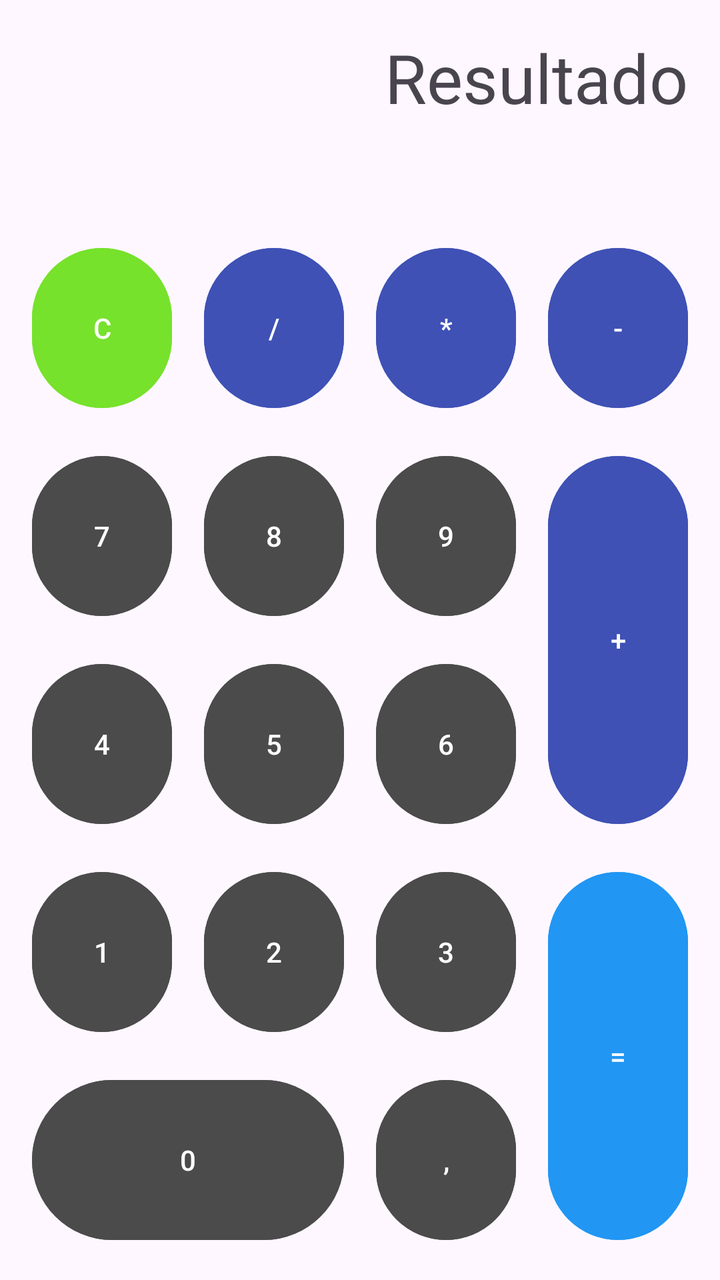
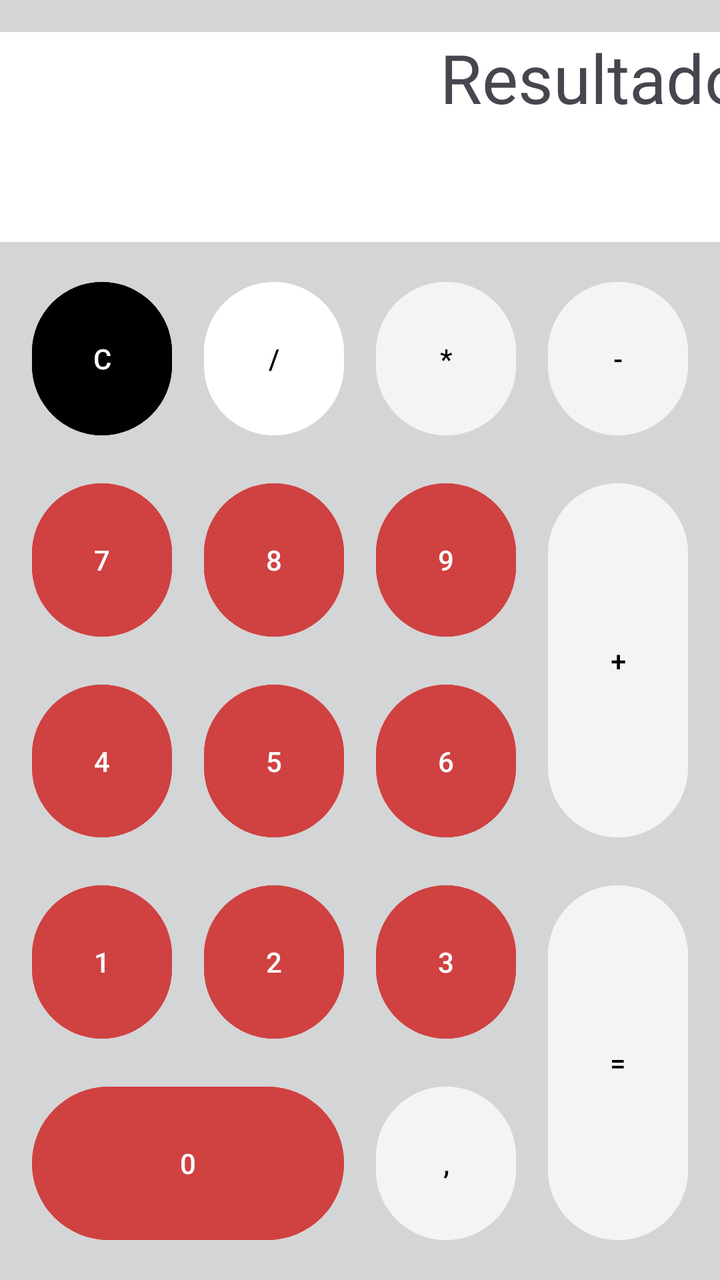

An Android layout rendered at two revisions. The XML below is the earlier revision; the diff shows what the commit changed to produce the second picture.
<!-- AndroidManifest.xml: application theme Theme.ListaConsolas -->
<!-- res/layout/activity_calculadora.xml -->
<?xml version="1.0" encoding="utf-8"?>
<androidx.constraintlayout.widget.ConstraintLayout xmlns:android="http://schemas.android.com/apk/res/android"
    xmlns:app="http://schemas.android.com/apk/res-auto"
    xmlns:tools="http://schemas.android.com/tools"
    android:id="@+id/main"
    android:layout_width="match_parent"
    android:layout_height="match_parent"
    tools:context=".MainActivity"
    tools:layout_editor_absoluteX="-3dp"
    tools:layout_editor_absoluteY="48dp">

    <TextView
        android:id="@+id/textView"
        android:layout_width="0dp"
        android:layout_height="0dp"
        android:layout_marginStart="16dp"
        android:layout_marginTop="16dp"
        android:layout_marginEnd="16dp"
        android:text="Resultado"
        android:textAlignment="textEnd"
        android:textSize="34sp"
        app:layout_constraintBottom_toTopOf="@+id/bClear"
        app:layout_constraintEnd_toEndOf="parent"
        app:layout_constraintStart_toStartOf="parent"
        app:layout_constraintTop_toTopOf="parent" />

    <Button
        android:id="@+id/bClear"
        android:layout_width="0dp"
        android:layout_height="0dp"
        android:layout_marginStart="16dp"
        android:layout_marginTop="16dp"
        android:layout_marginEnd="16dp"
        android:layout_marginBottom="16dp"
        android:backgroundTint="#76E22C"
        android:text="C"
        android:textColorLink="#121212"
        app:layout_constraintBottom_toTopOf="@+id/bNum7"
        app:layout_constraintEnd_toStartOf="@+id/bDivision"
        app:layout_constraintHorizontal_bias="0.5"
        app:layout_constraintStart_toStartOf="parent"
        app:layout_constraintTop_toBottomOf="@+id/textView" />

    <Button
        android:id="@+id/bMultiplicacion"
        android:layout_width="0dp"
        android:layout_height="0dp"
        android:layout_marginEnd="16dp"
        android:backgroundTint="#3F51B5"
        android:text="*"
        app:layout_constraintBottom_toBottomOf="@+id/bDivision"
        app:layout_constraintEnd_toStartOf="@+id/bResta"
        app:layout_constraintHorizontal_bias="0.5"
        app:layout_constraintStart_toEndOf="@+id/bDivision"
        app:layout_constraintTop_toTopOf="@+id/bDivision" />

    <Button
        android:id="@+id/bNum6"
        android:layout_width="0dp"
        android:layout_height="0dp"
        android:backgroundTint="#4B4B4B"
        android:text="6"
        app:layout_constraintBottom_toBottomOf="@+id/bNum5"
        app:layout_constraintEnd_toEndOf="@+id/bNum9"
        app:layout_constraintStart_toStartOf="@+id/bNum9"
        app:layout_constraintTop_toTopOf="@+id/bNum5"
        app:layout_constraintVertical_bias="0.0" />

    <Button
        android:id="@+id/bComa"
        android:layout_width="0dp"
        android:layout_height="0dp"
        android:backgroundTint="#4B4B4B"
        android:text=","
        app:layout_constraintBottom_toBottomOf="@+id/bNum0"
        app:layout_constraintEnd_toEndOf="@+id/bNum3"
        app:layout_constraintStart_toStartOf="@+id/bNum3"
        app:layout_constraintTop_toTopOf="@+id/bNum0" />

    <Button
        android:id="@+id/bDivision"
        android:layout_width="0dp"
        android:layout_height="0dp"
        android:layout_marginEnd="16dp"
        android:backgroundTint="#3F51B5"
        android:text="/"
        app:layout_constraintBottom_toBottomOf="@+id/bClear"
        app:layout_constraintEnd_toStartOf="@+id/bMultiplicacion"
        app:layout_constraintHorizontal_bias="0.5"
        app:layout_constraintStart_toEndOf="@+id/bClear"
        app:layout_constraintTop_toTopOf="@+id/bClear" />

    <Button
        android:id="@+id/bNum8"
        android:layout_width="0dp"
        android:layout_height="0dp"
        android:backgroundTint="#4B4B4B"
        android:text="8"
        app:layout_constraintBottom_toBottomOf="@+id/bNum7"
        app:layout_constraintEnd_toEndOf="@+id/bDivision"
        app:layout_constraintStart_toStartOf="@+id/bDivision"
        app:layout_constraintTop_toTopOf="@+id/bNum7" />

    <Button
        android:id="@+id/bNum5"
        android:layout_width="0dp"
        android:layout_height="0dp"
        android:backgroundTint="#4B4B4B"
        android:text="5"
        app:layout_constraintBottom_toBottomOf="@+id/bNum4"
        app:layout_constraintEnd_toEndOf="@+id/bNum8"
        app:layout_constraintStart_toStartOf="@+id/bNum8"
        app:layout_constraintTop_toTopOf="@+id/bNum4" />

    <Button
        android:id="@+id/bNum3"
        android:layout_width="0dp"
        android:layout_height="0dp"
        android:backgroundTint="#4B4B4B"
        android:text="3"
        app:layout_constraintBottom_toBottomOf="@+id/bNum2"
        app:layout_constraintEnd_toEndOf="@+id/bNum6"
        app:layout_constraintStart_toStartOf="@+id/bNum6"
        app:layout_constraintTop_toTopOf="@+id/bNum2" />

    <Button
        android:id="@+id/bSuma"
        android:layout_width="0dp"
        android:layout_height="0dp"
        android:backgroundTint="#3F51B5"
        android:text="+"
        app:layout_constraintBottom_toBottomOf="@+id/bNum6"
        app:layout_constraintEnd_toEndOf="@+id/bResta"
        app:layout_constraintHorizontal_bias="1.0"
        app:layout_constraintStart_toStartOf="@+id/bResta"
        app:layout_constraintTop_toTopOf="@+id/bNum9"
        app:layout_constraintVertical_bias="0.0" />

    <Button
        android:id="@+id/bIgual"
        android:layout_width="0dp"
        android:layout_height="0dp"
        android:layout_marginEnd="16dp"
        android:backgroundTint="#2196F3"
        android:text="="
        app:layout_constraintBottom_toBottomOf="@+id/bComa"
        app:layout_constraintEnd_toEndOf="parent"
        app:layout_constraintStart_toStartOf="@+id/bResta"
        app:layout_constraintTop_toTopOf="@+id/bNum3" />

    <Button
        android:id="@+id/bNum9"
        android:layout_width="0dp"
        android:layout_height="0dp"
        android:backgroundTint="#4B4B4B"
        android:text="9"
        app:layout_constraintBottom_toBottomOf="@+id/bNum8"
        app:layout_constraintEnd_toEndOf="@+id/bMultiplicacion"
        app:layout_constraintStart_toStartOf="@+id/bMultiplicacion"
        app:layout_constraintTop_toTopOf="@+id/bNum8" />

    <Button
        android:id="@+id/bNum2"
        android:layout_width="0dp"
        android:layout_height="0dp"
        android:backgroundTint="#4B4B4B"
        android:text="2"
        app:layout_constraintBottom_toBottomOf="@+id/bNum1"
        app:layout_constraintEnd_toEndOf="@+id/bNum5"
        app:layout_constraintStart_toStartOf="@+id/bNum5"
        app:layout_constraintTop_toTopOf="@+id/bNum1" />

    <Button
        android:id="@+id/bResta"
        android:text="-"
        app:layout_constraintBottom_toBottomOf="@+id/bMultiplicacion"
        app:layout_constraintEnd_toEndOf="parent"
        app:layout_constraintHorizontal_bias="0.5"
        app:layout_constraintStart_toEndOf="@+id/bMultiplicacion"
        app:layout_constraintTop_toTopOf="@+id/bMultiplicacion"
        android:layout_width="0dp"
        android:layout_height="0dp"
        android:layout_marginEnd="16dp"
        android:backgroundTint="#3F51B5" />

    <Button
        android:id="@+id/bNum7"
        android:layout_width="0dp"
        android:layout_height="0dp"
        android:layout_marginBottom="16dp"
        android:backgroundTint="#4B4B4B"
        android:text="7"
        app:layout_constraintBottom_toTopOf="@+id/bNum4"
        app:layout_constraintEnd_toEndOf="@+id/bClear"
        app:layout_constraintStart_toStartOf="@+id/bClear"
        app:layout_constraintTop_toBottomOf="@+id/bClear" />

    <Button
        android:id="@+id/bNum4"
        android:layout_width="0dp"
        android:layout_height="0dp"
        android:layout_marginBottom="16dp"
        android:backgroundTint="#4B4B4B"
        android:text="4"
        app:layout_constraintBottom_toTopOf="@+id/bNum1"
        app:layout_constraintEnd_toEndOf="@+id/bNum7"
        app:layout_constraintStart_toStartOf="@+id/bNum7"
        app:layout_constraintTop_toBottomOf="@+id/bNum7" />

    <Button
        android:id="@+id/bNum0"
        android:layout_width="0dp"
        android:layout_height="0dp"
        android:layout_marginBottom="16dp"
        android:backgroundTint="#4B4B4B"
        android:text="0"
        app:layout_constraintBottom_toBottomOf="parent"
        app:layout_constraintEnd_toEndOf="@+id/bNum2"
        app:layout_constraintStart_toStartOf="@+id/bNum1"
        app:layout_constraintTop_toBottomOf="@+id/bNum1" />

    <Button
        android:id="@+id/bNum1"
        android:layout_width="0dp"
        android:layout_height="0dp"
        android:layout_marginBottom="16dp"
        android:backgroundTint="#4B4B4B"
        android:text="1"
        app:layout_constraintBottom_toTopOf="@+id/bNum0"
        app:layout_constraintEnd_toEndOf="@+id/bNum4"
        app:layout_constraintStart_toStartOf="@+id/bNum4"
        app:layout_constraintTop_toBottomOf="@+id/bNum4" />

</androidx.constraintlayout.widget.ConstraintLayout>
<!-- resources referenced by this layout -->
<resources>
  <style name="Theme.ListaConsolas" parent="Base.Theme.ListaVideojuegos" />
  <style name="Base.Theme.ListaVideojuegos" parent="Theme.Material3.DayNight.NoActionBar">
          
          
      </style>
</resources>

<!-- the commit's change to res/layout/activity_calculadora.xml (unified diff, before → after) -->
@@ -5,17 +5,20 @@
     android:id="@+id/main"
     android:layout_width="match_parent"
     android:layout_height="match_parent"
+    android:background="#D4D5D6"
+    android:backgroundTint="#D4D5D6"
     tools:context=".MainActivity"
     tools:layout_editor_absoluteX="-3dp"
     tools:layout_editor_absoluteY="48dp">
 
     <TextView
         android:id="@+id/textView"
-        android:layout_width="0dp"
-        android:layout_height="0dp"
+        android:layout_width="383dp"
+        android:layout_height="105dp"
         android:layout_marginStart="16dp"
         android:layout_marginTop="16dp"
         android:layout_marginEnd="16dp"
+        android:background="#FFFFFF"
         android:text="Resultado"
         android:textAlignment="textEnd"
         android:textSize="34sp"
@@ -32,7 +35,7 @@
         android:layout_marginTop="16dp"
         android:layout_marginEnd="16dp"
         android:layout_marginBottom="16dp"
-        android:backgroundTint="#76E22C"
+        android:backgroundTint="#000000"
         android:text="C"
         android:textColorLink="#121212"
         app:layout_constraintBottom_toTopOf="@+id/bNum7"
@@ -46,8 +49,10 @@
         android:layout_width="0dp"
         android:layout_height="0dp"
         android:layout_marginEnd="16dp"
-        android:backgroundTint="#3F51B5"
+        android:backgroundTint="#F4F4F4"
         android:text="*"
+        android:textColor="#000000"
+        android:textColorLink="#000000"
         app:layout_constraintBottom_toBottomOf="@+id/bDivision"
         app:layout_constraintEnd_toStartOf="@+id/bResta"
         app:layout_constraintHorizontal_bias="0.5"
@@ -58,7 +63,7 @@
         android:id="@+id/bNum6"
         android:layout_width="0dp"
         android:layout_height="0dp"
-        android:backgroundTint="#4B4B4B"
+        android:backgroundTint="#D04141"
         android:text="6"
         app:layout_constraintBottom_toBottomOf="@+id/bNum5"
         app:layout_constraintEnd_toEndOf="@+id/bNum9"
@@ -70,8 +75,10 @@
         android:id="@+id/bComa"
         android:layout_width="0dp"
         android:layout_height="0dp"
-        android:backgroundTint="#4B4B4B"
+        android:backgroundTint="#F4F4F4"
         android:text=","
+        android:textColor="#000000"
+        android:textColorLink="#000000"
         app:layout_constraintBottom_toBottomOf="@+id/bNum0"
         app:layout_constraintEnd_toEndOf="@+id/bNum3"
         app:layout_constraintStart_toStartOf="@+id/bNum3"
@@ -82,8 +89,10 @@
         android:layout_width="0dp"
         android:layout_height="0dp"
         android:layout_marginEnd="16dp"
-        android:backgroundTint="#3F51B5"
+        android:backgroundTint="#FFFFFF"
         android:text="/"
+        android:textColor="#000000"
+        android:textColorLink="#000000"
         app:layout_constraintBottom_toBottomOf="@+id/bClear"
         app:layout_constraintEnd_toStartOf="@+id/bMultiplicacion"
         app:layout_constraintHorizontal_bias="0.5"
@@ -94,7 +103,7 @@
         android:id="@+id/bNum8"
         android:layout_width="0dp"
         android:layout_height="0dp"
-        android:backgroundTint="#4B4B4B"
+        android:backgroundTint="#D04141"
         android:text="8"
         app:layout_constraintBottom_toBottomOf="@+id/bNum7"
         app:layout_constraintEnd_toEndOf="@+id/bDivision"
@@ -105,7 +114,7 @@
         android:id="@+id/bNum5"
         android:layout_width="0dp"
         android:layout_height="0dp"
-        android:backgroundTint="#4B4B4B"
+        android:backgroundTint="#D04141"
         android:text="5"
         app:layout_constraintBottom_toBottomOf="@+id/bNum4"
         app:layout_constraintEnd_toEndOf="@+id/bNum8"
@@ -116,7 +125,7 @@
         android:id="@+id/bNum3"
         android:layout_width="0dp"
         android:layout_height="0dp"
-        android:backgroundTint="#4B4B4B"
+        android:backgroundTint="#D04141"
         android:text="3"
         app:layout_constraintBottom_toBottomOf="@+id/bNum2"
         app:layout_constraintEnd_toEndOf="@+id/bNum6"
@@ -127,8 +136,10 @@
         android:id="@+id/bSuma"
         android:layout_width="0dp"
         android:layout_height="0dp"
-        android:backgroundTint="#3F51B5"
+        android:backgroundTint="#F4F4F4"
         android:text="+"
+        android:textColor="#000000"
+        android:textColorLink="#000000"
         app:layout_constraintBottom_toBottomOf="@+id/bNum6"
         app:layout_constraintEnd_toEndOf="@+id/bResta"
         app:layout_constraintHorizontal_bias="1.0"
@@ -141,8 +152,10 @@
         android:layout_width="0dp"
         android:layout_height="0dp"
         android:layout_marginEnd="16dp"
-        android:backgroundTint="#2196F3"
+        android:backgroundTint="#F4F4F4"
         android:text="="
+        android:textColor="#000000"
+        android:textColorLink="#000000"
         app:layout_constraintBottom_toBottomOf="@+id/bComa"
         app:layout_constraintEnd_toEndOf="parent"
         app:layout_constraintStart_toStartOf="@+id/bResta"
@@ -152,7 +165,7 @@
         android:id="@+id/bNum9"
         android:layout_width="0dp"
         android:layout_height="0dp"
-        android:backgroundTint="#4B4B4B"
+        android:backgroundTint="#D04141"
         android:text="9"
         app:layout_constraintBottom_toBottomOf="@+id/bNum8"
         app:layout_constraintEnd_toEndOf="@+id/bMultiplicacion"
@@ -163,7 +176,7 @@
         android:id="@+id/bNum2"
         android:layout_width="0dp"
         android:layout_height="0dp"
-        android:backgroundTint="#4B4B4B"
+        android:backgroundTint="#D04141"
         android:text="2"
         app:layout_constraintBottom_toBottomOf="@+id/bNum1"
         app:layout_constraintEnd_toEndOf="@+id/bNum5"
@@ -172,23 +185,25 @@
 
     <Button
         android:id="@+id/bResta"
+        android:layout_width="0dp"
+        android:layout_height="0dp"
+        android:layout_marginEnd="16dp"
+        android:backgroundTint="#F4F4F4"
         android:text="-"
+        android:textColor="#000000"
+        android:textColorLink="#000000"
         app:layout_constraintBottom_toBottomOf="@+id/bMultiplicacion"
         app:layout_constraintEnd_toEndOf="parent"
         app:layout_constraintHorizontal_bias="0.5"
         app:layout_constraintStart_toEndOf="@+id/bMultiplicacion"
-        app:layout_constraintTop_toTopOf="@+id/bMultiplicacion"
-        android:layout_width="0dp"
-        android:layout_height="0dp"
-        android:layout_marginEnd="16dp"
-        android:backgroundTint="#3F51B5" />
+        app:layout_constraintTop_toTopOf="@+id/bMultiplicacion" />
 
     <Button
         android:id="@+id/bNum7"
         android:layout_width="0dp"
         android:layout_height="0dp"
         android:layout_marginBottom="16dp"
-        android:backgroundTint="#4B4B4B"
+        android:backgroundTint="#D04141"
         android:text="7"
         app:layout_constraintBottom_toTopOf="@+id/bNum4"
         app:layout_constraintEnd_toEndOf="@+id/bClear"
@@ -200,7 +215,7 @@
         android:layout_width="0dp"
         android:layout_height="0dp"
         android:layout_marginBottom="16dp"
-        android:backgroundTint="#4B4B4B"
+        android:backgroundTint="#D04141"
         android:text="4"
         app:layout_constraintBottom_toTopOf="@+id/bNum1"
         app:layout_constraintEnd_toEndOf="@+id/bNum7"
@@ -212,7 +227,7 @@
         android:layout_width="0dp"
         android:layout_height="0dp"
         android:layout_marginBottom="16dp"
-        android:backgroundTint="#4B4B4B"
+        android:backgroundTint="#D04141"
         android:text="0"
         app:layout_constraintBottom_toBottomOf="parent"
         app:layout_constraintEnd_toEndOf="@+id/bNum2"
@@ -224,7 +239,7 @@
         android:layout_width="0dp"
         android:layout_height="0dp"
         android:layout_marginBottom="16dp"
-        android:backgroundTint="#4B4B4B"
+        android:backgroundTint="#D04141"
         android:text="1"
         app:layout_constraintBottom_toTopOf="@+id/bNum0"
         app:layout_constraintEnd_toEndOf="@+id/bNum4"
